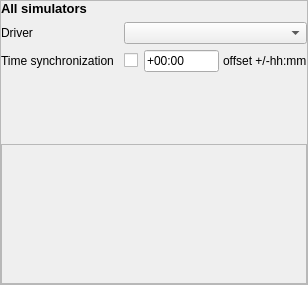
The window that src/blackgui/components/settingssimulatorcomponent.ui (swift-project/pilotclient) describes before a commit, drawn with Qt 5.
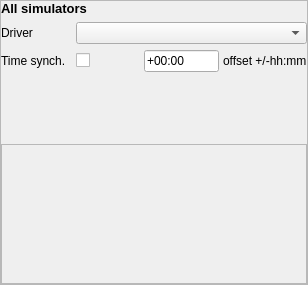
The same window after the commit. Custom widgets are drawn as their Qt base class.

Commit message: refs #335, GUI finetuning * combo boxes, size model changed - fixes the issue with the settings exceeding the boundaries * main window can be minimized * renaming the main page * style sheet

```diff
--- a/src/blackgui/components/settingssimulatorcomponent.ui
+++ b/src/blackgui/components/settingssimulatorcomponent.ui
@@ -63,13 +63,20 @@
         </widget>
        </item>
        <item row="1" column="1">
-        <widget class="QComboBox" name="cb_Plugins"/>
+        <widget class="QComboBox" name="cb_Plugins">
+         <property name="sizeAdjustPolicy">
+          <enum>QComboBox::AdjustToMinimumContentsLength</enum>
+         </property>
+        </widget>
        </item>
        <item row="2" column="0">
         <widget class="QLabel" name="lbl_TimeSync">
-         <property name="text">
+         <property name="toolTip">
           <string>Time synchronization</string>
          </property>
+         <property name="text">
+          <string>Time synch.</string>
+         </property>
         </widget>
        </item>
        <item row="2" column="1">
```
The commit also changes 9 other files.
